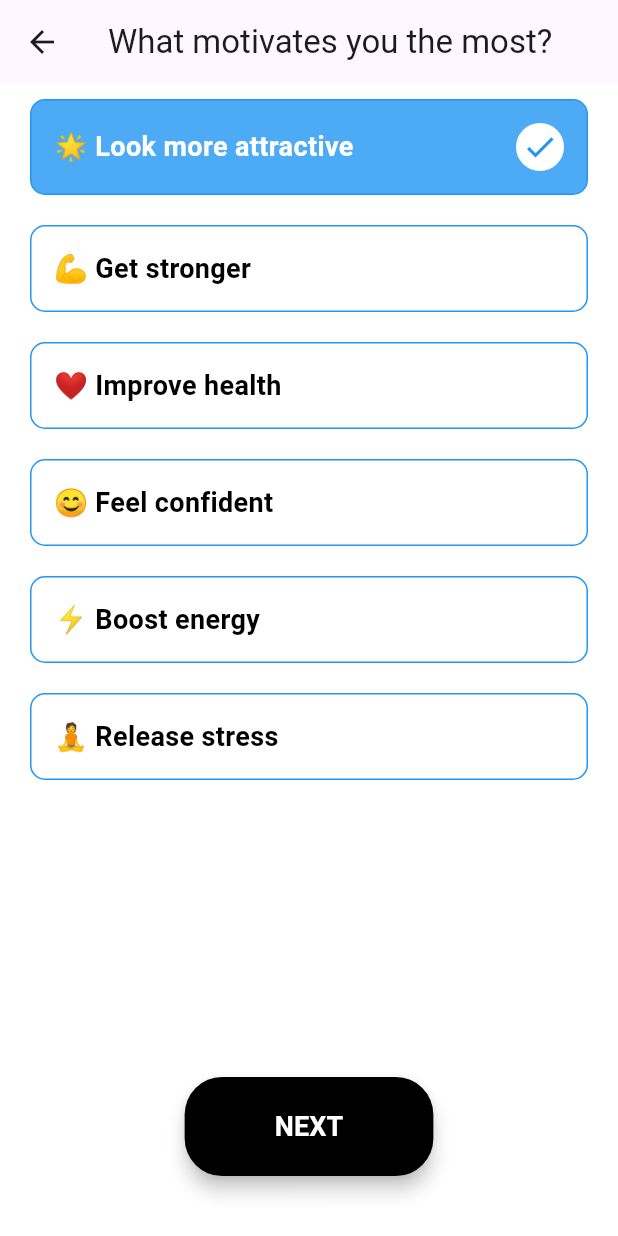
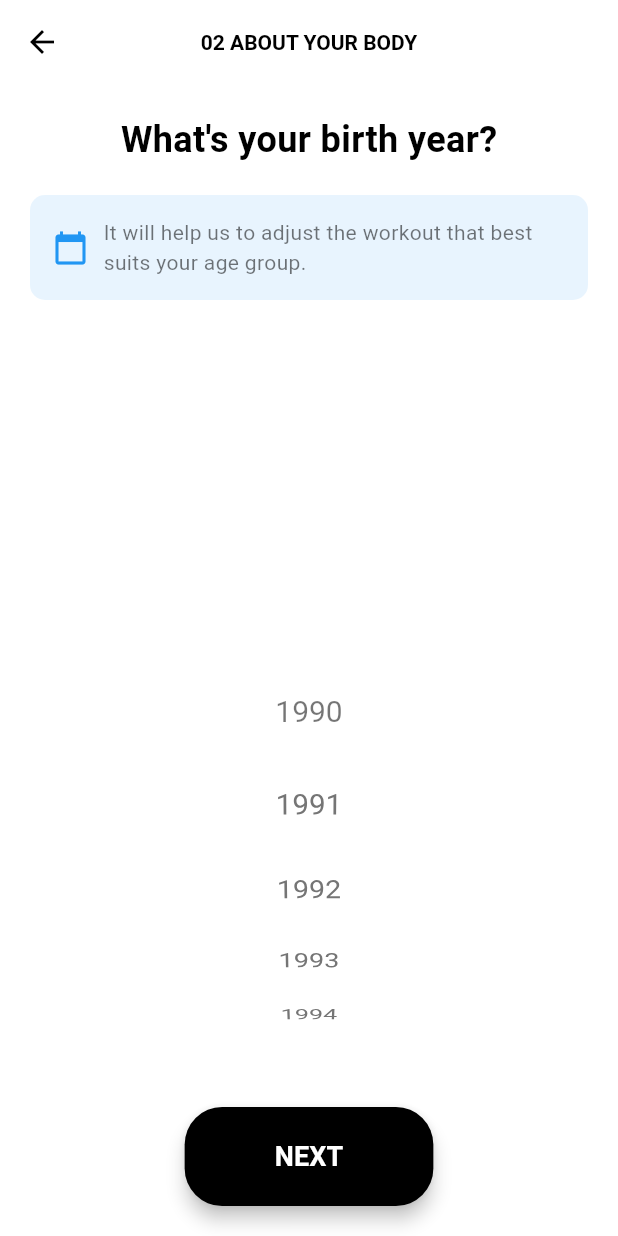
Before and after one commit to Abdimahad1/fitness_app_nodeJS, a Flutter app: the MotivateScreen screen opened directly, after a tap on "🌟 Look more attractive", after a tap on "NEXT", on a phone screen of 412 x 824 dp. Run offline on Flutter 3.47's test engine with Material 3 defaults, Android fonts, the phone set to English and light mode, and no system bars.

Commit message:
birth screen added

```diff
--- a/lib/screens/startUp/birth.dart
+++ b/lib/screens/startUp/birth.dart
@@ -0,0 +1,138 @@
+import 'package:flutter/material.dart';
+
+class BirthScreen extends StatefulWidget {
+  @override
+  _BirthScreenState createState() => _BirthScreenState();
+}
+
+class _BirthScreenState extends State<BirthScreen> {
+  int selectedYear = 2003; // Default selected year
+  final List<int> years = List.generate(2025 - 1990 + 1, (index) => 1990 + index); // Years from 1990 to 2025
+
+  @override
+  Widget build(BuildContext context) {
+    return Scaffold(
+      appBar: AppBar(
+        elevation: 0,
+        backgroundColor: Colors.white,
+        leading: IconButton(
+          icon: Icon(Icons.arrow_back, color: Colors.black),
+          onPressed: () => Navigator.of(context).pop(),
+        ),
+        title: Text(
+          "02 ABOUT YOUR BODY",
+          style: TextStyle(
+            color: Colors.black,
+            fontSize: 14,
+            fontWeight: FontWeight.bold,
+          ),
+        ),
+        centerTitle: true,
+      ),
+      body: Container(
+        color: Colors.white,
+        child: Column(
+          children: [
+            SizedBox(height: 20),
+            // Title
+            Text(
+              "What's your birth year?",
+              style: TextStyle(
+                fontSize: 24,
+                fontWeight: FontWeight.bold,
+                color: Colors.black,
+              ),
+            ),
+            SizedBox(height: 20),
+
+            // Description Box
+            Container(
+              margin: EdgeInsets.symmetric(horizontal: 20),
+              padding: EdgeInsets.all(15),
+              decoration: BoxDecoration(
+                color: Colors.blue.withOpacity(0.1), // Light blue background
+                borderRadius: BorderRadius.circular(10),
+              ),
+              child: Row(
+                children: [
+                  Icon(Icons.calendar_today, color: Colors.blue),
+                  SizedBox(width: 10),
+                  Expanded(
+                    child: Text(
+                      "It will help us to adjust the workout that best suits your age group.",
+                      style: TextStyle(
+                        fontSize: 14,
+                        color: Colors.black54,
+                      ),
+                    ),
+                  ),
+                ],
+              ),
+            ),
+            SizedBox(height: 30),
+
+            // Scrollable Year Selector
+            Expanded(
+              child: ListWheelScrollView.useDelegate(
+                itemExtent: 60, // Space between items
+                physics: FixedExtentScrollPhysics(),
+                diameterRatio: 2.0,
+                onSelectedItemChanged: (index) {
+                  setState(() {
+                    selectedYear = years[index];
+                  });
+                },
+                childDelegate: ListWheelChildBuilderDelegate(
+                  builder: (context, index) {
+                    final year = years[index];
+                    final isSelected = year == selectedYear;
+
+                    return Center(
+                      child: AnimatedDefaultTextStyle(
+                        duration: Duration(milliseconds: 200),
+                        style: TextStyle(
+                          fontSize: isSelected ? 24 : 20,
+                          fontWeight: isSelected ? FontWeight.bold : FontWeight.normal,
+                          color: isSelected ? Colors.blue : Colors.black54,
+                        ),
+                        child: Text(year.toString()),
+                      ),
+                    );
+                  },
+                  childCount: years.length,
+                ),
+              ),
+            ),
+
+            // Next Button
+            Padding(
+              padding: const EdgeInsets.symmetric(horizontal: 20, vertical: 20),
+              child: ElevatedButton(
+                onPressed: () {
+                  // Handle next action
+                  print("Selected Year: $selectedYear");
+                },
+                style: ElevatedButton.styleFrom(
+                  backgroundColor: Colors.black,
+                  shape: RoundedRectangleBorder(
+                    borderRadius: BorderRadius.circular(25),
+                  ),
+                  padding: EdgeInsets.symmetric(horizontal: 60, vertical: 20),
+                  elevation: 5,
+                ),
+                child: Text(
+                  "NEXT",
+                  style: TextStyle(
+                    color: Colors.white,
+                    fontSize: 18,
+                    fontWeight: FontWeight.bold,
+                  ),
+                ),
+              ),
+            ),
+          ],
+        ),
+      ),
+    );
+  }
+}
--- a/lib/screens/startUp/motivate.dart
+++ b/lib/screens/startUp/motivate.dart
@@ -1,4 +1,5 @@
 import 'package:flutter/material.dart';
+import 'birth.dart'; // Import the BirthScreen
 
 class MotivateScreen extends StatefulWidget {
   @override
@@ -88,8 +89,12 @@ class _MotivateScreenState extends State<MotivateScreen> {
               child: ElevatedButton(
                 onPressed: selectedMotivations.contains(true)
                     ? () {
-                  // Handle next action
-                }
+                        // Navigate to the BirthScreen
+                        Navigator.push(
+                          context,
+                          MaterialPageRoute(builder: (context) => BirthScreen()),
+                        );
+                      }
                     : null, // Disable if no option is selected
                 style: ElevatedButton.styleFrom(
                   backgroundColor: selectedMotivations.contains(true) ? Colors.black : Colors.grey,
```
